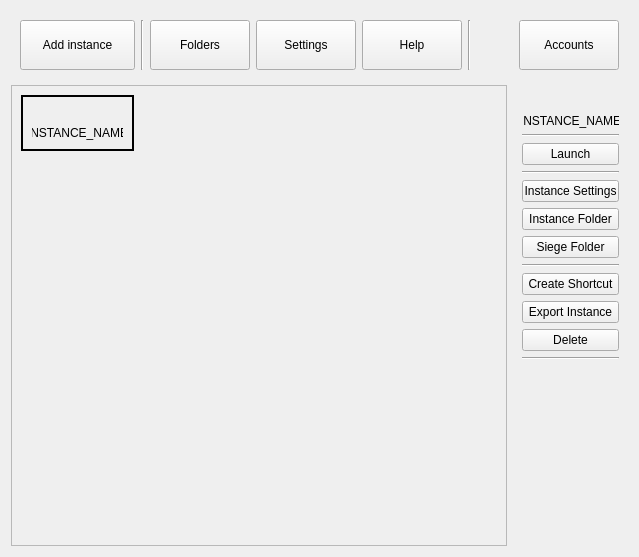
Above: src/widgets/Main/UI/main_window.ui from MultiSiege/MultiSiege before the change. Below: the same form after it.
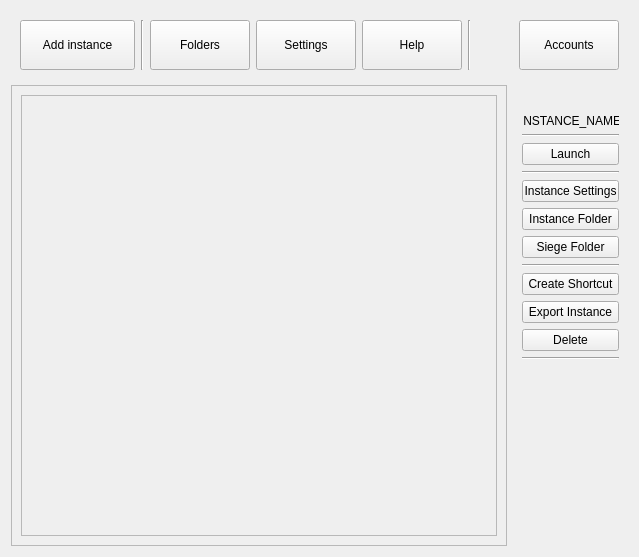
That is the form after the change. Icons and pictures are not drawn.

Commit message: implemented instance widget ui, now appears in MainWindow

Patch:
```diff
--- a/src/widgets/Main/UI/main_window.ui
+++ b/src/widgets/Main/UI/main_window.ui
@@ -320,52 +320,22 @@
      <property name="frameShadow">
       <enum>QFrame::Shadow::Raised</enum>
      </property>
-     <layout class="QFormLayout" name="formLayout">
-      <item row="0" column="0">
-       <widget class="QFrame" name="frame_instance_INSTANCE_NAME">
-        <property name="maximumSize">
-         <size>
-          <width>113</width>
-          <height>143</height>
-         </size>
+     <layout class="QHBoxLayout" name="horizontalLayout_2">
+      <item>
+       <widget class="QScrollArea" name="scrollArea">
+        <property name="widgetResizable">
+         <bool>true</bool>
         </property>
-        <property name="cursor">
-         <cursorShape>PointingHandCursor</cursorShape>
-        </property>
-        <property name="frameShape">
-         <enum>QFrame::Shape::Panel</enum>
-        </property>
-        <property name="frameShadow">
-         <enum>QFrame::Shadow::Plain</enum>
-        </property>
-        <property name="lineWidth">
-         <number>2</number>
-        </property>
-        <layout class="QVBoxLayout" name="verticalLayout_2">
-         <item>
-          <widget class="QLabel" name="label_icon_instance_INSTANCE_NAME">
-           <property name="text">
-            <string/>
-           </property>
-           <property name="pixmap">
-            <pixmap resource="../icons/main_window/main_window.qrc">:/side_nav_bar/rainbow-six-siege-logo-logo-svg-vector.svg</pixmap>
-           </property>
-           <property name="alignment">
-            <set>Qt::AlignmentFlag::AlignCenter</set>
-           </property>
-          </widget>
-         </item>
-         <item>
-          <widget class="QLabel" name="label_instance_INSTANCE_NAME">
-           <property name="text">
-            <string>INSTANCE_NAME</string>
-           </property>
-           <property name="alignment">
-            <set>Qt::AlignmentFlag::AlignCenter</set>
-           </property>
-          </widget>
-         </item>
-        </layout>
+        <widget class="QWidget" name="scrollAreaWidgetContents">
+         <property name="geometry">
+          <rect>
+           <x>0</x>
+           <y>0</y>
+           <width>478</width>
+           <height>443</height>
+          </rect>
+         </property>
+        </widget>
        </widget>
       </item>
      </layout>
```
Left out of the diff: 15 changed lines with no effect on the pictures. The commit also changes 4 other files.
